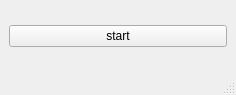
Dovmial/SimpleSystemInventarization, file View/View.ui: the form before one commit.
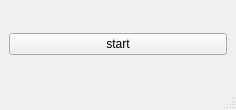
The form after the commit.

What changed in the file:
```diff
--- a/View/View.ui
+++ b/View/View.ui
@@ -7,7 +7,7 @@
     <x>0</x>
     <y>0</y>
     <width>236</width>
-    <height>95</height>
+    <height>110</height>
    </rect>
   </property>
   <property name="windowTitle">
```
